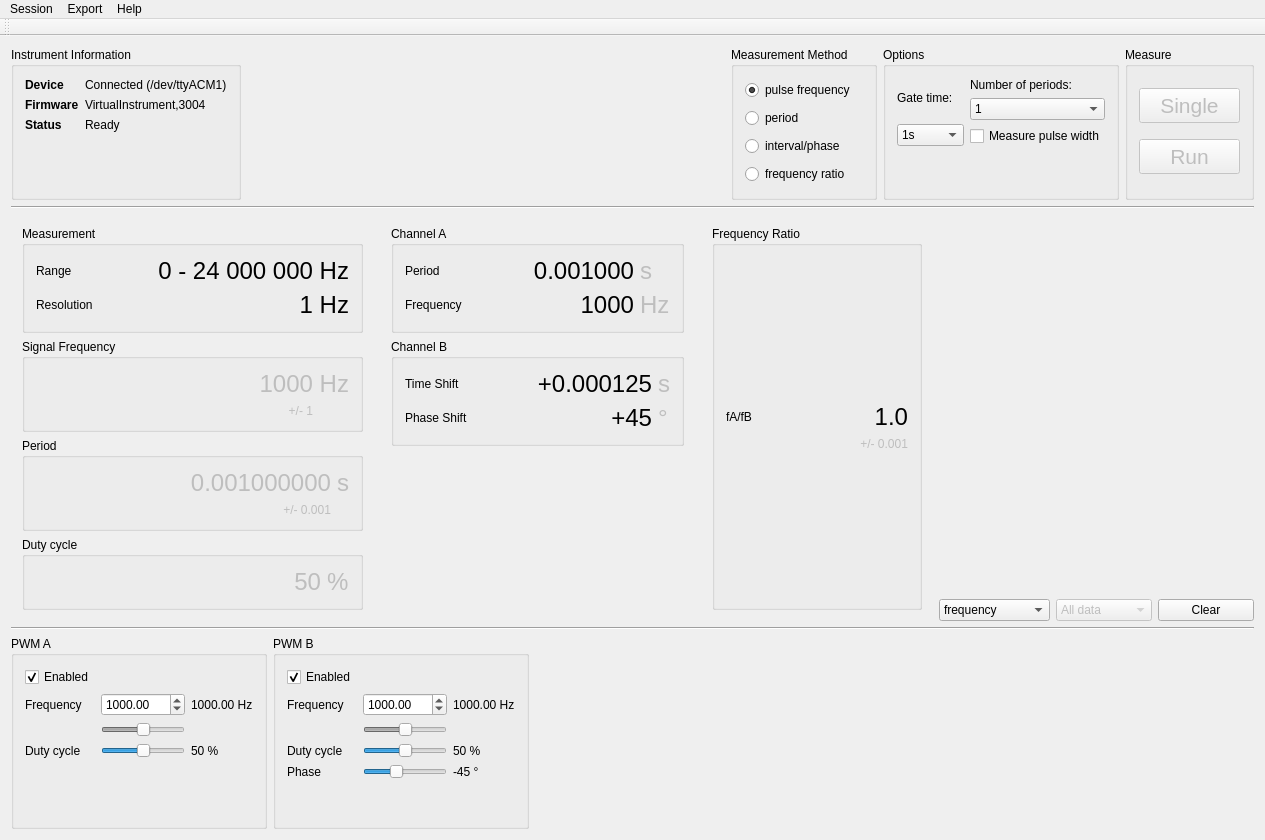
Before: the Qt Designer form gui/mainwindow.ui in mcejp/virtual-counter, drawn with Qt 5.
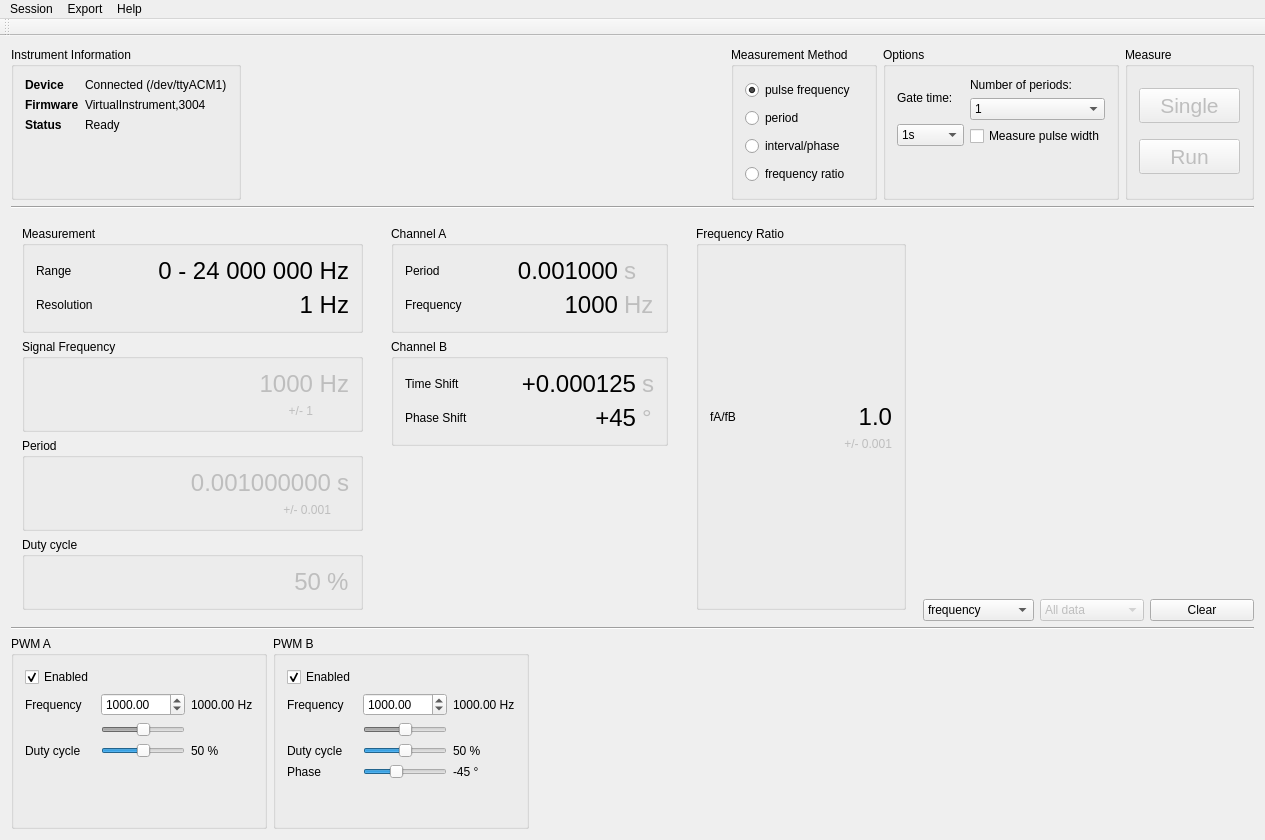
After: the same form once the commit is applied. Custom widgets are drawn as their Qt base class.

Commit message: GUI: don't stretch measurement left pane

```diff
--- a/gui/mainwindow.ui
+++ b/gui/mainwindow.ui
@@ -303,7 +303,7 @@
      </widget>
     </item>
     <item>
-     <layout class="QHBoxLayout" name="measurementShelf" stretch="0,0,0,0">
+     <layout class="QHBoxLayout" name="measurementShelf" stretch="0,0,0,1">
       <item>
        <widget class="QWidget" name="frequencyMeasurementRack" native="true">
         <layout class="QVBoxLayout" name="_2">
```
